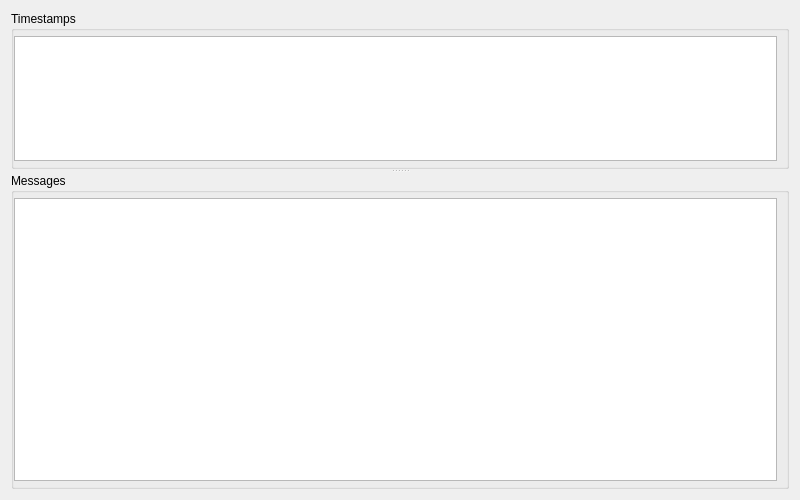
This is src/client/gui/chatlogdialog.ui in schuay/sepm as Qt 5 draws it before an edit. The edited form follows.
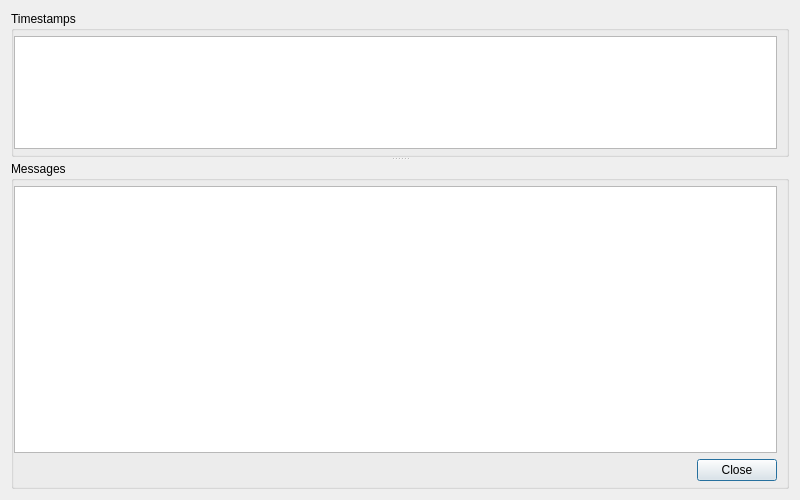
This is the edited form.

Commit message:
Add a close button and set the log dialog modal
Fixes #12064.

```diff
--- a/src/client/gui/chatlogdialog.ui
+++ b/src/client/gui/chatlogdialog.ui
@@ -114,6 +114,13 @@
          </property>
         </widget>
        </item>
+       <item>
+        <widget class="QDialogButtonBox" name="closeButton">
+         <property name="standardButtons">
+          <set>QDialogButtonBox::Close</set>
+         </property>
+        </widget>
+       </item>
       </layout>
      </widget>
     </widget>
```
The commit also changes 1 other file.
